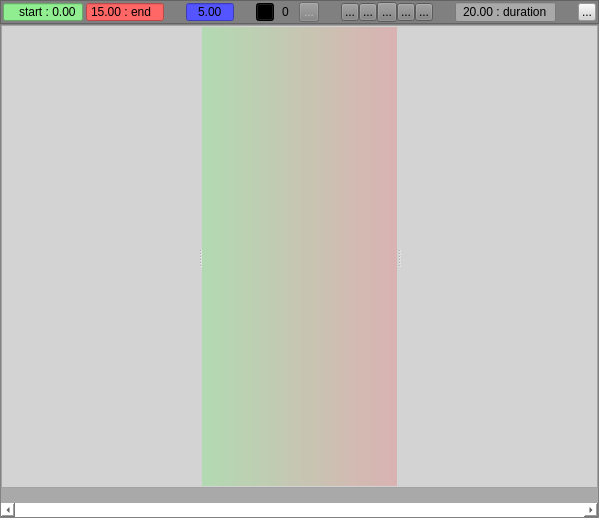
Above: src/AnimTimeline/FormAnimTimeline.ui from hiergaut/AnimTimeline before the change. Below: the same form after it.
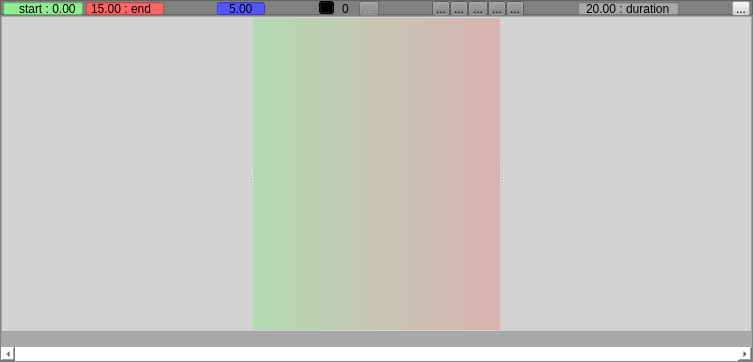
That is the form after the change. Icons and pictures are not drawn. Custom widgets are drawn as their Qt base class.

Patch:
```diff
--- a/src/AnimTimeline/FormAnimTimeline.ui
+++ b/src/AnimTimeline/FormAnimTimeline.ui
@@ -9,8 +9,8 @@
    <rect>
     <x>0</x>
     <y>0</y>
-    <width>599</width>
-    <height>518</height>
+    <width>753</width>
+    <height>362</height>
    </rect>
   </property>
   <property name="sizePolicy">
@@ -73,7 +73,13 @@
      <property name="minimumSize">
       <size>
        <width>0</width>
-       <height>22</height>
+       <height>15</height>
+      </size>
+     </property>
+     <property name="maximumSize">
+      <size>
+       <width>16777215</width>
+       <height>15</height>
       </size>
      </property>
      <property name="styleSheet">
@@ -86,7 +92,7 @@
       <enum>QFrame::Raised</enum>
      </property>
      <property name="lineWidth">
-      <number>1</number>
+      <number>0</number>
      </property>
      <layout class="QHBoxLayout" name="horizontalLayout">
       <property name="spacing">
@@ -115,13 +121,13 @@
         <property name="minimumSize">
          <size>
           <width>0</width>
-          <height>0</height>
+          <height>15</height>
          </size>
         </property>
         <property name="maximumSize">
          <size>
           <width>80</width>
-          <height>20</height>
+          <height>15</height>
          </size>
         </property>
         <property name="toolTip">
@@ -183,13 +189,13 @@
         <property name="minimumSize">
          <size>
           <width>61</width>
-          <height>0</height>
+          <height>15</height>
          </size>
         </property>
         <property name="maximumSize">
          <size>
           <width>80</width>
-          <height>20</height>
+          <height>15</height>
          </size>
         </property>
         <property name="toolTip">
@@ -242,13 +248,13 @@
         <property name="minimumSize">
          <size>
           <width>0</width>
-          <height>0</height>
+          <height>15</height>
          </size>
         </property>
         <property name="maximumSize">
          <size>
           <width>85</width>
-          <height>20</height>
+          <height>15</height>
          </size>
         </property>
         <property name="toolTip">
@@ -312,8 +318,8 @@
         </property>
         <property name="maximumSize">
          <size>
-          <width>18</width>
-          <height>18</height>
+          <width>15</width>
+          <height>15</height>
          </size>
         </property>
         <property name="toolTip">
@@ -339,10 +345,16 @@
       </item>
       <item>
        <widget class="QSpinBoxSmart" name="spinBox_nbKeyPoses">
+        <property name="minimumSize">
+         <size>
+          <width>0</width>
+          <height>15</height>
+         </size>
+        </property>
         <property name="maximumSize">
          <size>
           <width>35</width>
-          <height>20</height>
+          <height>15</height>
          </size>
         </property>
         <property name="toolTip">
@@ -373,10 +385,16 @@
         <property name="enabled">
          <bool>false</bool>
         </property>
+        <property name="minimumSize">
+         <size>
+          <width>0</width>
+          <height>15</height>
+         </size>
+        </property>
         <property name="maximumSize">
          <size>
           <width>20</width>
-          <height>20</height>
+          <height>15</height>
          </size>
         </property>
         <property name="toolTip">
@@ -406,10 +424,16 @@
       </item>
       <item>
        <widget class="QToolButton" name="toolButton_start">
+        <property name="minimumSize">
+         <size>
+          <width>0</width>
+          <height>15</height>
+         </size>
+        </property>
         <property name="maximumSize">
          <size>
           <width>18</width>
-          <height>18</height>
+          <height>15</height>
          </size>
         </property>
         <property name="toolTip">
@@ -426,10 +450,16 @@
       </item>
       <item>
        <widget class="QToolButton" name="toolButton_rearward">
+        <property name="minimumSize">
+         <size>
+          <width>0</width>
+          <height>15</height>
+         </size>
+        </property>
         <property name="maximumSize">
          <size>
           <width>18</width>
-          <height>18</height>
+          <height>15</height>
          </size>
         </property>
         <property name="toolTip">
@@ -446,10 +476,16 @@
       </item>
       <item>
        <widget class="QToolButtonPlayPause" name="toolButton_playPause">
+        <property name="minimumSize">
+         <size>
+          <width>0</width>
+          <height>15</height>
+         </size>
+        </property>
         <property name="maximumSize">
          <size>
           <width>20</width>
-          <height>20</height>
+          <height>15</height>
          </size>
         </property>
         <property name="toolTip">
@@ -466,10 +502,16 @@
       </item>
       <item>
        <widget class="QToolButton" name="toolButton_forward">
+        <property name="minimumSize">
+         <size>
+          <width>0</width>
+          <height>15</height>
+         </size>
+        </property>
         <property name="maximumSize">
          <size>
           <width>18</width>
-          <height>18</height>
+          <height>15</height>
          </size>
         </property>
         <property name="toolTip">
@@ -486,10 +528,16 @@
       </item>
       <item>
        <widget class="QToolButton" name="toolButton_end">
+        <property name="minimumSize">
+         <size>
+          <width>0</width>
+          <height>15</height>
+         </size>
+        </property>
         <property name="maximumSize">
          <size>
           <width>18</width>
-          <height>18</height>
+          <height>15</height>
          </size>
         </property>
         <property name="toolTip">
@@ -528,7 +576,13 @@
         <property name="minimumSize">
          <size>
           <width>100</width>
-          <height>0</height>
+          <height>15</height>
+         </size>
+        </property>
+        <property name="maximumSize">
+         <size>
+          <width>16777215</width>
+          <height>15</height>
          </size>
         </property>
         <property name="toolTip">
@@ -572,10 +626,16 @@
       </item>
       <item>
        <widget class="QToolButton" name="toolButton_help">
+        <property name="minimumSize">
+         <size>
+          <width>0</width>
+          <height>15</height>
+         </size>
+        </property>
         <property name="maximumSize">
          <size>
           <width>18</width>
-          <height>18</height>
+          <height>15</height>
          </size>
         </property>
         <property name="toolTip">
@@ -630,8 +690,8 @@
        <rect>
         <x>0</x>
         <y>0</y>
-        <width>597</width>
-        <height>481</height>
+        <width>751</width>
+        <height>332</height>
        </rect>
       </property>
       <property name="sizePolicy">
```
Left out of the diff: 3 changed lines with no effect on the pictures.
